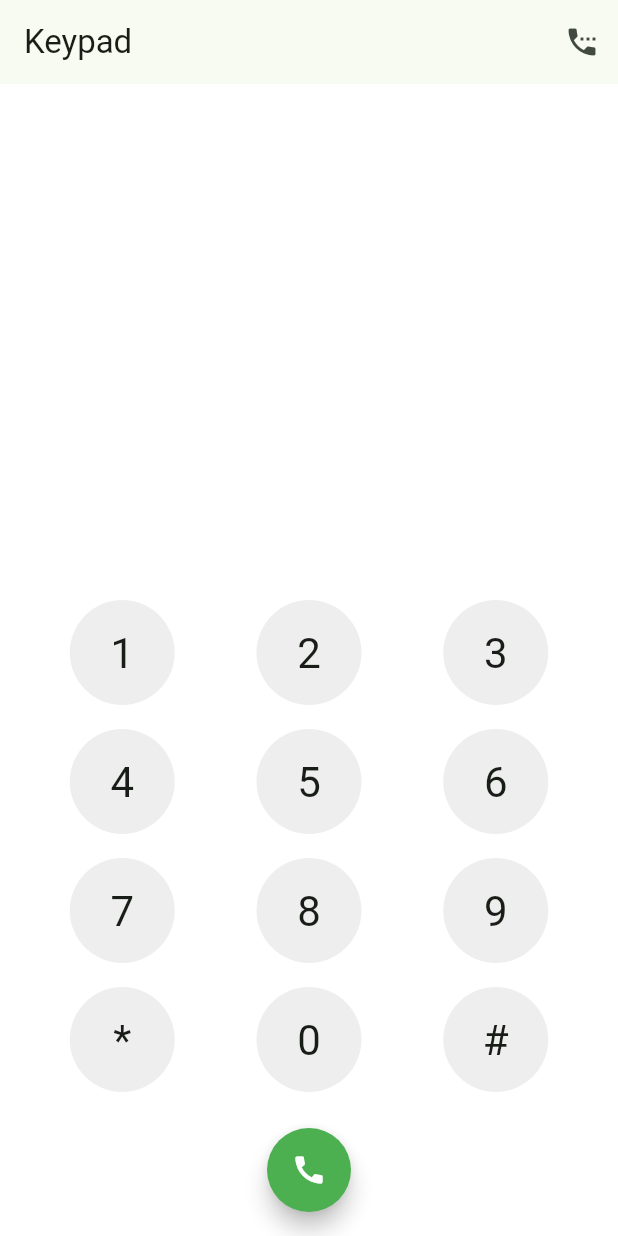
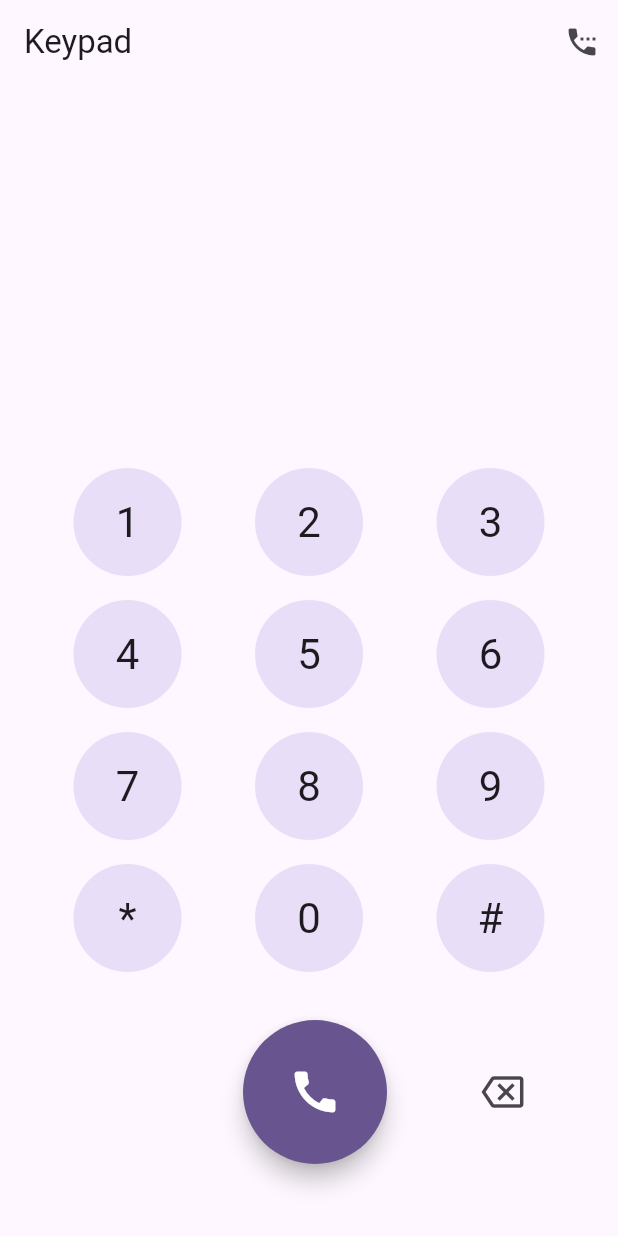
Before and after one commit to dharsahan/dailer, a Flutter app: the screen it shows after launch, on a phone screen of 412 x 824 dp. Run offline on Flutter 3.47's test engine with Material 3 defaults, Android fonts, the phone set to English and light mode, and no system bars; our stand-ins replace equatable, flutter_bloc; Roboto replaces fonts that are missing (San Francisco).

Commit message:
Enhance UI with Material 3 Expressive theme
- Updated `ThemeData` to use `ColorScheme.fromSeed` with a Deep Purple seed and `useMaterial3: true`.
- Refactored Keypad to use `FilledButton.tonal` and M3 typography.
- Enhanced Call Screen with larger avatar and typography.
- Updated `widget_test.dart` to simulate a modern phone screen size to accommodate the larger UI elements.

```diff
--- a/lib/main.dart
+++ b/lib/main.dart
@@ -22,12 +22,23 @@ class MyApp extends StatelessWidget {
       child: BlocProvider(
         create: (context) => CallBloc(context.read<CallRepository>()),
         child: MaterialApp(
-          title: 'iOS Style Dialer',
+          title: 'Material 3 Dialer',
           theme: ThemeData(
-            colorScheme: ColorScheme.fromSeed(seedColor: Colors.green),
+            colorScheme: ColorScheme.fromSeed(
+              seedColor: Colors.deepPurple, // More expressive default
+              brightness: Brightness.light,
+            ),
             useMaterial3: true,
-            fontFamily: 'San Francisco', // Fallback will be used if not found
+            // Fallback font, but ideally we use standard Roboto/Product Sans for M3
           ),
+          darkTheme: ThemeData(
+             colorScheme: ColorScheme.fromSeed(
+              seedColor: Colors.deepPurple,
+              brightness: Brightness.dark,
+            ),
+            useMaterial3: true,
+          ),
+          themeMode: ThemeMode.system,
           home: const DialerPage(),
         ),
       ),
@@ -53,7 +64,6 @@ class _DialerPageState extends State<DialerPage> {
     _searchContacts();
   }
 
-  // ignore: unused_element
   void _onDelete() {
     if (_input.isNotEmpty) {
       setState(() {
@@ -78,10 +88,15 @@ class _DialerPageState extends State<DialerPage> {
 
   @override
   Widget build(BuildContext context) {
+    final theme = Theme.of(context);
+    final colorScheme = theme.colorScheme;
+
     return Scaffold(
-      backgroundColor: Colors.white,
+      backgroundColor: colorScheme.surface,
       appBar: AppBar(
-        title: const Text('Keypad'),
+        title: Text('Keypad', style: theme.textTheme.titleLarge),
+        backgroundColor: colorScheme.surface,
+        scrolledUnderElevation: 0,
         actions: [
           IconButton(
             icon: const Icon(Icons.settings_phone),
@@ -112,7 +127,17 @@ class _DialerPageState extends State<DialerPage> {
                 itemCount: _searchResults.length,
                 itemBuilder: (context, index) {
                   return ListTile(
-                    title: Text(_searchResults[index]),
+                    leading: CircleAvatar(
+                      backgroundColor: colorScheme.primaryContainer,
+                      child: Text(
+                        _searchResults[index][0],
+                        style: TextStyle(color: colorScheme.onPrimaryContainer),
+                      ),
+                    ),
+                    title: Text(
+                      _searchResults[index],
+                      style: theme.textTheme.bodyLarge,
+                    ),
                     onTap: () {
                         // In a real app, this would fill the number
                     },
@@ -121,31 +146,43 @@ class _DialerPageState extends State<DialerPage> {
               ),
             ),
             Padding(
-              padding: const EdgeInsets.all(20.0),
+              padding: const EdgeInsets.symmetric(horizontal: 24.0, vertical: 32.0),
               child: Text(
                 _input,
-                style: const TextStyle(fontSize: 32, fontWeight: FontWeight.bold),
+                style: theme.textTheme.displayMedium?.copyWith(
+                  fontWeight: FontWeight.bold,
+                  color: colorScheme.onSurface,
+                ),
+                maxLines: 1,
+                overflow: TextOverflow.ellipsis,
               ),
             ),
-            _buildKeypad(),
+            _buildKeypad(context),
+            const SizedBox(height: 24),
           ],
         ),
       ),
     );
   }
 
-  Widget _buildKeypad() {
+  Widget _buildKeypad(BuildContext context) {
     return Column(
       children: [
-        _buildRow(['1', '2', '3']),
-        _buildRow(['4', '5', '6']),
-        _buildRow(['7', '8', '9']),
-        _buildRow(['*', '0', '#']),
+        _buildRow(context, ['1', '2', '3']),
+        _buildRow(context, ['4', '5', '6']),
+        _buildRow(context, ['7', '8', '9']),
+        _buildRow(context, ['*', '0', '#']),
         Padding(
-          padding: const EdgeInsets.all(16.0),
-          child: FloatingActionButton(
-            backgroundColor: Colors.green,
-            shape: const CircleBorder(),
+          padding: const EdgeInsets.symmetric(vertical: 24.0),
+          child: Row(
+            mainAxisAlignment: MainAxisAlignment.spaceEvenly,
+            children: [
+              const SizedBox(width: 56), // Placeholder for alignment
+              FloatingActionButton.large(
+                heroTag: 'call_btn',
+                backgroundColor: Theme.of(context).colorScheme.primary,
+                foregroundColor: Theme.of(context).colorScheme.onPrimary,
+                shape: const CircleBorder(), // Classic round FAB or slightly rounded for M3
                 onPressed: () async {
                   if (_input.isNotEmpty) {
                     try {
@@ -158,38 +195,46 @@ class _DialerPageState extends State<DialerPage> {
                     }
                   }
                 },
-            child: const Icon(Icons.call, color: Colors.white),
+                child: const Icon(Icons.call, size: 36),
+              ),
+              IconButton(
+                onPressed: _onDelete,
+                icon: const Icon(Icons.backspace_outlined),
+                iconSize: 28,
+                color: Theme.of(context).colorScheme.onSurfaceVariant,
+              ),
+            ],
           ),
         ),
       ],
     );
   }
 
-  Widget _buildRow(List<String> keys) {
-    return Row(
+  Widget _buildRow(BuildContext context, List<String> keys) {
+    return Padding(
+      padding: const EdgeInsets.symmetric(vertical: 8.0),
+      child: Row(
         mainAxisAlignment: MainAxisAlignment.spaceEvenly,
         children: keys.map((key) {
-        return Padding(
-          padding: const EdgeInsets.all(8.0),
-          child: InkWell(
-            customBorder: const CircleBorder(),
-            onTap: () => _onKeyPress(key),
-            child: Container(
-              width: 70,
-              height: 70,
-              alignment: Alignment.center,
-              decoration: BoxDecoration(
-                color: Colors.grey[200],
-                shape: BoxShape.circle,
+          return SizedBox(
+            width: 72,
+            height: 72,
+            child: FilledButton.tonal(
+              onPressed: () => _onKeyPress(key),
+              style: FilledButton.styleFrom(
+                shape: const CircleBorder(),
+                padding: EdgeInsets.zero,
               ),
               child: Text(
                 key,
-                style: const TextStyle(fontSize: 28),
+                style: Theme.of(context).textTheme.headlineMedium?.copyWith(
+                   fontWeight: FontWeight.w400,
                 ),
               ),
             ),
           );
         }).toList(),
+      ),
     );
   }
 }
@@ -200,25 +245,54 @@ class CallScreen extends StatelessWidget {
 
     @override
     Widget build(BuildContext context) {
+        final theme = Theme.of(context);
+        final colorScheme = theme.colorScheme;
+
         return Scaffold(
-            backgroundColor: Colors.black87,
-            body: Center(
+            backgroundColor: colorScheme.surface,
+            body: SafeArea(
               child: Column(
-                    mainAxisAlignment: MainAxisAlignment.center,
+                  mainAxisAlignment: MainAxisAlignment.spaceBetween,
                   children: [
-                        const Icon(Icons.person, size: 100, color: Colors.white),
-                        const SizedBox(height: 20),
-                        Text(state.number, style: const TextStyle(color: Colors.white, fontSize: 30)),
-                        const SizedBox(height: 10),
-                        Text(state.status.toString().split('.').last.toUpperCase(), style: const TextStyle(color: Colors.grey, fontSize: 16)),
-                        const SizedBox(height: 50),
-                        FloatingActionButton(
-                            backgroundColor: Colors.red,
+                      Padding(
+                        padding: const EdgeInsets.only(top: 60),
+                        child: Column(
+                          children: [
+                            CircleAvatar(
+                              radius: 48,
+                              backgroundColor: colorScheme.tertiaryContainer,
+                              child: Icon(Icons.person, size: 48, color: colorScheme.onTertiaryContainer),
+                            ),
+                            const SizedBox(height: 24),
+                            Text(
+                              state.number,
+                              style: theme.textTheme.headlineLarge?.copyWith(
+                                fontWeight: FontWeight.bold,
+                              )
+                            ),
+                            const SizedBox(height: 8),
+                            Text(
+                              state.status.toString().split('.').last.toUpperCase(),
+                              style: theme.textTheme.titleMedium?.copyWith(
+                                color: colorScheme.onSurfaceVariant,
+                                letterSpacing: 1.5,
+                              )
+                            ),
+                          ],
+                        ),
+                      ),
+                      Padding(
+                        padding: const EdgeInsets.only(bottom: 60),
+                        child: FloatingActionButton.large(
+                            backgroundColor: colorScheme.error,
+                            foregroundColor: colorScheme.onError,
+                            shape: const CircleBorder(),
                             onPressed: () {
                                 // Implement Hangup
                                 Navigator.pop(context);
                             },
-                            child: const Icon(Icons.call_end),
+                            child: const Icon(Icons.call_end, size: 36),
+                        ),
                       )
                   ],
               ),
```
Also changed, not shown: lib/features/contacts/contact_repository.dart (+28 -5 lines), pubspec.lock, 2 other files. Lines whose indentation alone changed are shown as unchanged.
